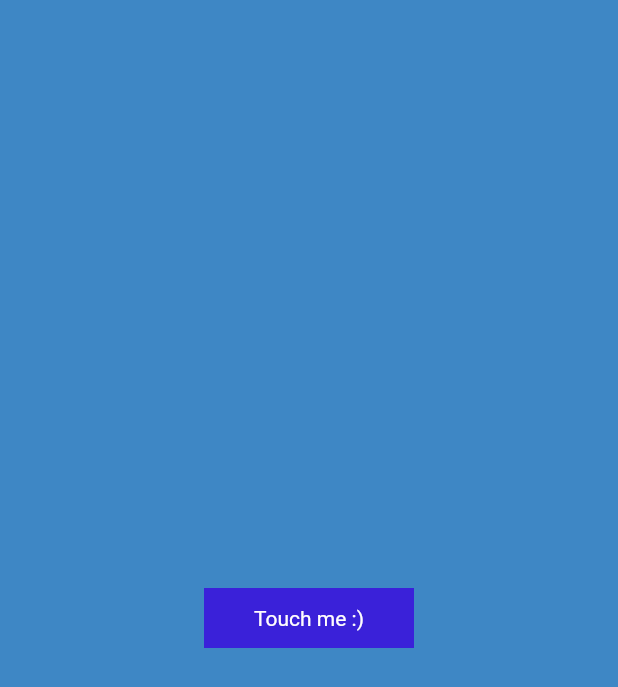
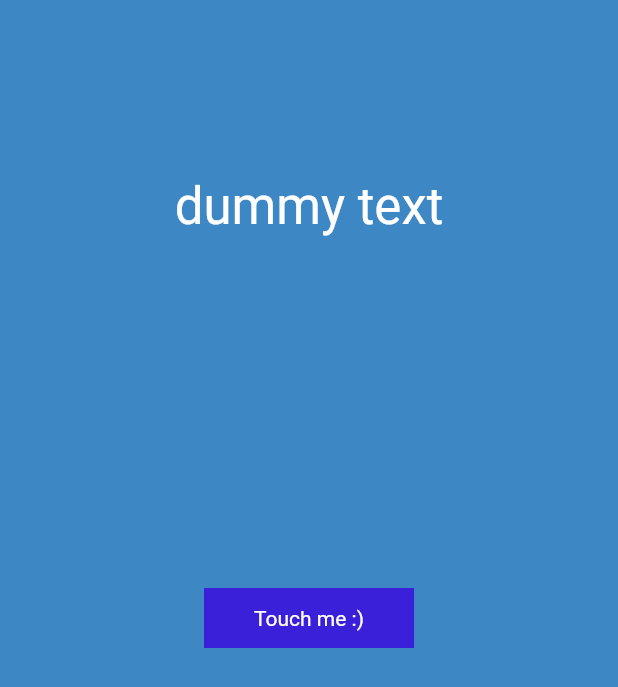
Before and after one commit to ItzRitz404/practice, a Flutter app: the screen it shows after launch, on a phone screen of 412 x 824 dp. Shown: the top 687 px of the screen. Run offline on Flutter 3.47's test engine with Material 2 defaults, Android fonts, the phone set to English and light mode, and no system bars.

Commit message:
added text

```diff
--- a/lib/main.dart
+++ b/lib/main.dart
@@ -54,6 +54,29 @@ class MyFlutterState extends State<MyFlutterApp>{
                   ),
                 ),
               ),
+              const Align(
+                alignment: Alignment(0.0, -0.7),
+                child: Text(
+                  "dummy text",
+                  textAlign: TextAlign.center,
+                  overflow: TextOverflow.clip,
+                  style: TextStyle(
+                    fontWeight: FontWeight.w400,
+                    fontStyle: FontStyle.normal,
+                    fontSize: 34,
+                    color: Color(0xffffffff),
+                  ),
+                ),
+              ),
+
+
+
+
+
+
+
+
+
             ],
 
 
```
